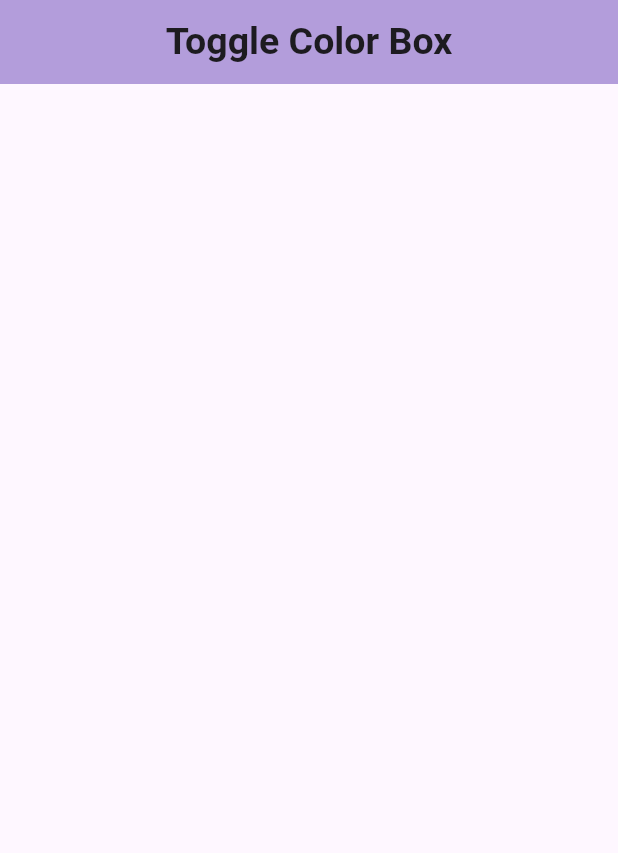
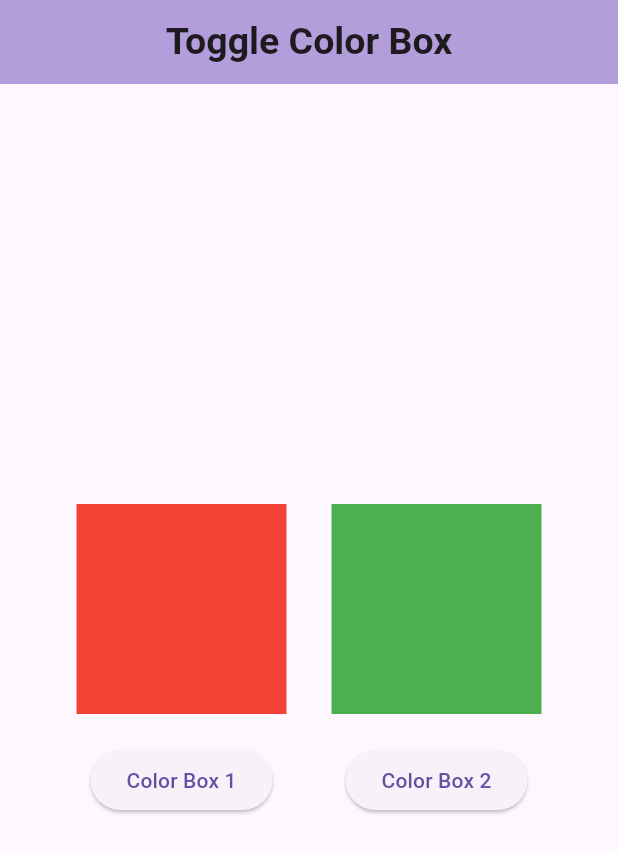
Before and after one commit to adityaashinde/flutter-projects, a Flutter app: the screen it shows after launch, on a phone screen of 412 x 824 dp. Shown: the top 853 px of the screen. Run offline on Flutter 3.47's test engine with Material 3 defaults, Android fonts, the phone set to English and light mode, and no system bars.

Commit message:
container, SizedBox, ElevatedButton added

```diff
--- a/toggle_color_box/lib/main.dart
+++ b/toggle_color_box/lib/main.dart
@@ -37,6 +37,48 @@
         backgroundColor: Colors.deepPurple.shade200,
         centerTitle: true,
       ),
+      body: Row(
+        mainAxisAlignment: MainAxisAlignment.center,
+        children: [
+          Column(
+            mainAxisAlignment: MainAxisAlignment.center,
+            children: [
+              Container(
+                height: 140,
+                width: 140,
+                color: Colors.red,
+              ),
+              const SizedBox(
+                height: 20,
+              ),
+              ElevatedButton(
+                onPressed: () {},
+                child: const Text("Color Box 1"),
+              ),
+            ],
+          ),
+          const SizedBox(
+            width: 30,
+          ),
+          Column(
+            mainAxisAlignment: MainAxisAlignment.center,
+            children: [
+              Container(
+                height: 140,
+                width: 140,
+                color: Colors.green,
+              ),
+              const SizedBox(
+                height: 20,
+              ),
+              ElevatedButton(
+                onPressed: () {},
+                child: const Text("Color Box 2"),
+              ),
+            ],
+          ),
+        ],
+      ),
     );
   }
 }
```
